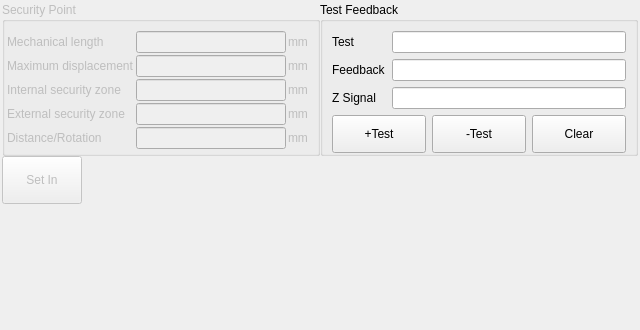
The window that hcsettings/axissettingsframe.ui (GaussCheng/2-5AxisPunch) describes before a commit, drawn with Qt 5.
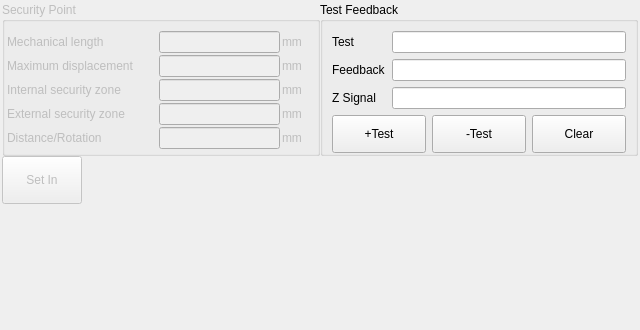
The same window after the commit. Custom widgets are drawn as their Qt base class.

The edit to the form file:
```diff
--- a/hcsettings/axissettingsframe.ui
+++ b/hcsettings/axissettingsframe.ui
@@ -48,6 +48,18 @@
         </property>
         <item row="1" column="0">
          <widget class="QLabel" name="label_2">
+          <property name="sizePolicy">
+           <sizepolicy hsizetype="Fixed" vsizetype="Preferred">
+            <horstretch>0</horstretch>
+            <verstretch>0</verstretch>
+           </sizepolicy>
+          </property>
+          <property name="minimumSize">
+           <size>
+            <width>150</width>
+            <height>0</height>
+           </size>
+          </property>
           <property name="text">
            <string>Maximum displacement</string>
           </property>
@@ -58,6 +70,18 @@
         </item>
         <item row="2" column="0">
          <widget class="QLabel" name="minLabel">
+          <property name="sizePolicy">
+           <sizepolicy hsizetype="Fixed" vsizetype="Preferred">
+            <horstretch>0</horstretch>
+            <verstretch>0</verstretch>
+           </sizepolicy>
+          </property>
+          <property name="minimumSize">
+           <size>
+            <width>150</width>
+            <height>0</height>
+           </size>
+          </property>
           <property name="text">
            <string>Internal security zone</string>
           </property>
@@ -68,6 +92,18 @@
         </item>
         <item row="3" column="0">
          <widget class="QLabel" name="maxLabel">
+          <property name="sizePolicy">
+           <sizepolicy hsizetype="Fixed" vsizetype="Preferred">
+            <horstretch>0</horstretch>
+            <verstretch>0</verstretch>
+           </sizepolicy>
+          </property>
+          <property name="minimumSize">
+           <size>
+            <width>150</width>
+            <height>0</height>
+           </size>
+          </property>
           <property name="text">
            <string>External security zone</string>
           </property>
@@ -78,6 +114,18 @@
         </item>
         <item row="1" column="2">
          <widget class="QLabel" name="label_4">
+          <property name="sizePolicy">
+           <sizepolicy hsizetype="Fixed" vsizetype="Preferred">
+            <horstretch>0</horstretch>
+            <verstretch>0</verstretch>
+           </sizepolicy>
+          </property>
+          <property name="minimumSize">
+           <size>
+            <width>26</width>
+            <height>0</height>
+           </size>
+          </property>
           <property name="text">
            <string>mm</string>
           </property>
@@ -85,6 +133,18 @@
         </item>
         <item row="2" column="2">
          <widget class="QLabel" name="minUnitLabel">
+          <property name="sizePolicy">
+           <sizepolicy hsizetype="Fixed" vsizetype="Preferred">
+            <horstretch>0</horstretch>
+            <verstretch>0</verstretch>
+           </sizepolicy>
+          </property>
+          <property name="minimumSize">
+           <size>
+            <width>26</width>
+            <height>0</height>
+           </size>
+          </property>
           <property name="text">
            <string>mm</string>
           </property>
@@ -92,6 +152,18 @@
         </item>
         <item row="3" column="2">
          <widget class="QLabel" name="maxUnitLabel">
+          <property name="sizePolicy">
+           <sizepolicy hsizetype="Fixed" vsizetype="Preferred">
+            <horstretch>0</horstretch>
+            <verstretch>0</verstretch>
+           </sizepolicy>
+          </property>
+          <property name="minimumSize">
+           <size>
+            <width>26</width>
+            <height>0</height>
+           </size>
+          </property>
           <property name="text">
            <string>mm</string>
           </property>
@@ -99,6 +171,18 @@
         </item>
         <item row="4" column="2">
          <widget class="QLabel" name="label_11">
+          <property name="sizePolicy">
+           <sizepolicy hsizetype="Fixed" vsizetype="Preferred">
+            <horstretch>0</horstretch>
+            <verstretch>0</verstretch>
+           </sizepolicy>
+          </property>
+          <property name="minimumSize">
+           <size>
+            <width>26</width>
+            <height>0</height>
+           </size>
+          </property>
           <property name="text">
            <string>mm</string>
           </property>
@@ -109,6 +193,18 @@
         </item>
         <item row="4" column="0">
          <widget class="QLabel" name="label_8">
+          <property name="sizePolicy">
+           <sizepolicy hsizetype="Fixed" vsizetype="Preferred">
+            <horstretch>0</horstretch>
+            <verstretch>0</verstretch>
+           </sizepolicy>
+          </property>
+          <property name="minimumSize">
+           <size>
+            <width>150</width>
+            <height>0</height>
+           </size>
+          </property>
           <property name="text">
            <string>Distance/Rotation</string>
           </property>
@@ -123,6 +219,18 @@
         </item>
         <item row="0" column="2">
          <widget class="QLabel" name="label_3">
+          <property name="sizePolicy">
+           <sizepolicy hsizetype="Fixed" vsizetype="Preferred">
+            <horstretch>0</horstretch>
+            <verstretch>0</verstretch>
+           </sizepolicy>
+          </property>
+          <property name="minimumSize">
+           <size>
+            <width>26</width>
+            <height>0</height>
+           </size>
+          </property>
           <property name="text">
            <string>mm</string>
           </property>
@@ -130,6 +238,18 @@
         </item>
         <item row="0" column="0">
          <widget class="QLabel" name="label">
+          <property name="sizePolicy">
+           <sizepolicy hsizetype="Fixed" vsizetype="Preferred">
+            <horstretch>0</horstretch>
+            <verstretch>0</verstretch>
+           </sizepolicy>
+          </property>
+          <property name="minimumSize">
+           <size>
+            <width>150</width>
+            <height>0</height>
+           </size>
+          </property>
           <property name="text">
            <string>Mechanical length</string>
           </property>
```
